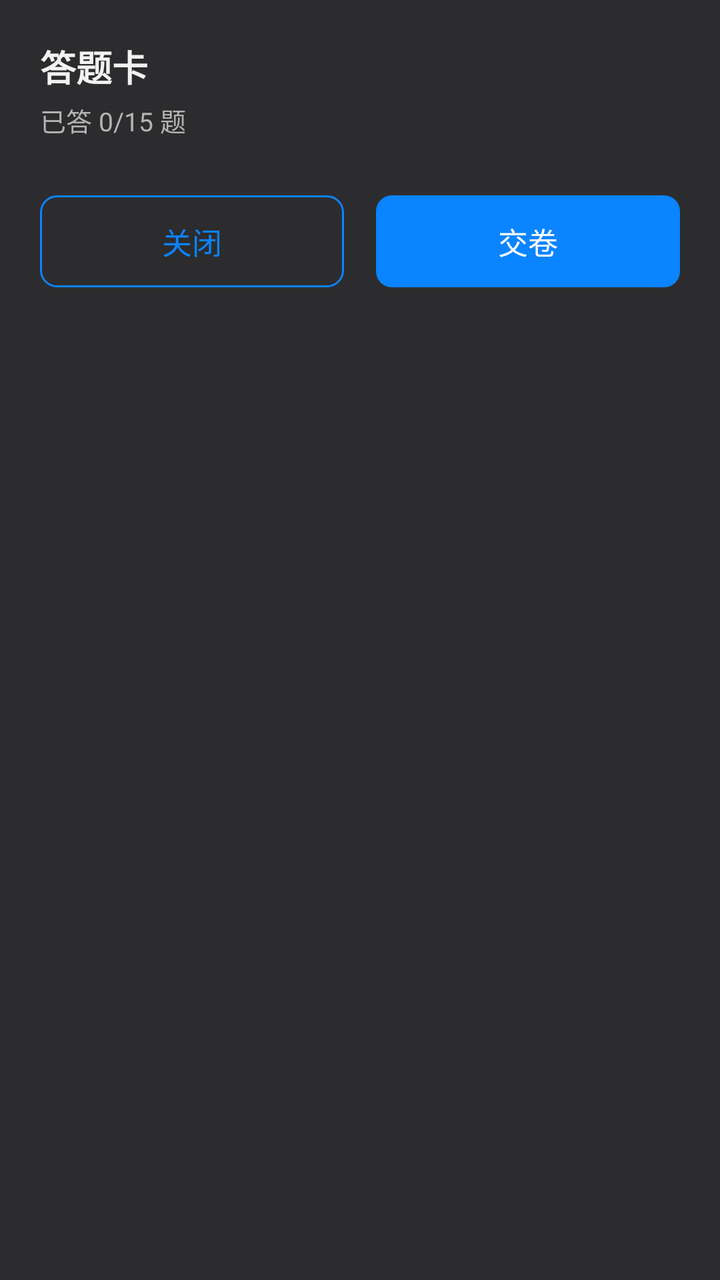
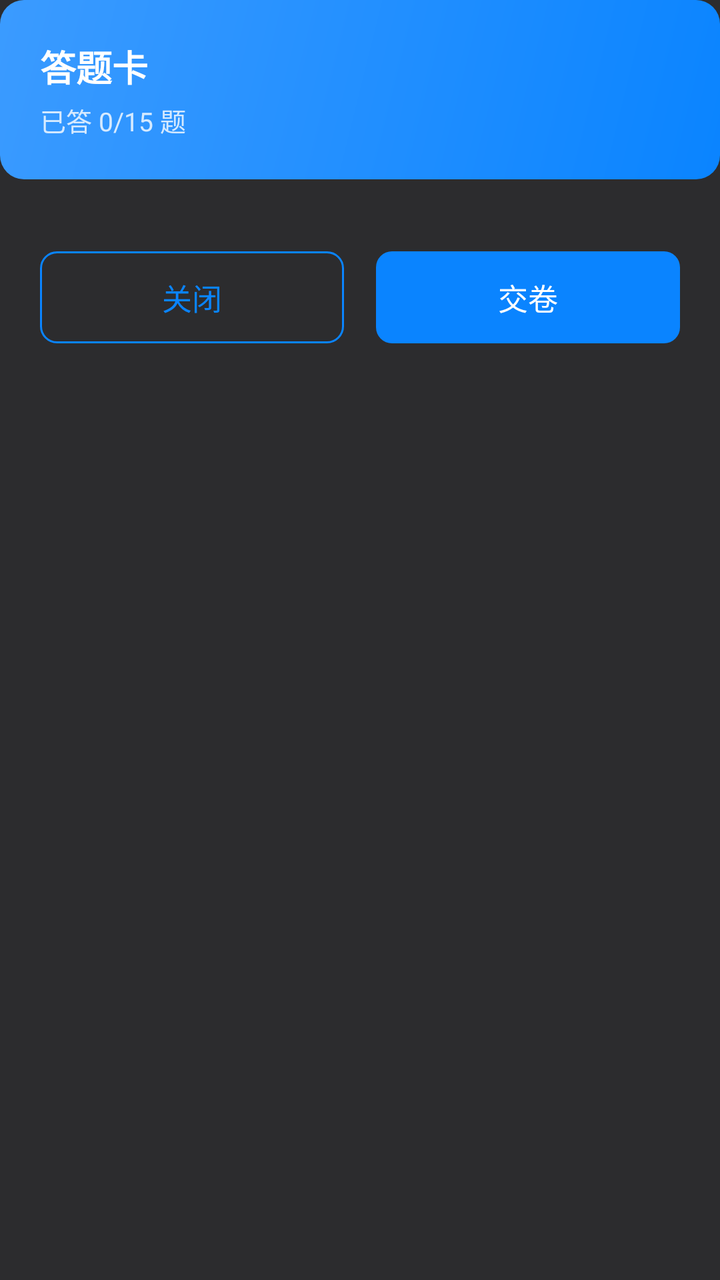

The first picture is an Android layout as it rendered before a commit; the second is the same layout after the commit. The layout source and the unified diff follow.
<!-- AndroidManifest.xml: application theme Theme.AlgoRobo -->
<!-- res/layout/dialog_answer_sheet.xml -->
<?xml version="1.0" encoding="utf-8"?>
<LinearLayout xmlns:android="http://schemas.android.com/apk/res/android" android:layout_width="match_parent" android:layout_height="wrap_content" android:orientation="vertical" android:padding="20dp" android:background="@color/card_bg">
<TextView android:layout_width="wrap_content" android:layout_height="wrap_content" android:text="答题卡" android:textSize="18sp" android:textStyle="bold" android:textColor="@color/text_main"/>
<TextView android:id="@+id/tvSheetProgress" android:layout_width="wrap_content" android:layout_height="wrap_content" android:layout_marginTop="4dp" android:text="已答 0/15 题" android:textSize="13sp" android:textColor="@color/text_sub"/>
<GridView android:id="@+id/gridSheet" android:layout_width="match_parent" android:layout_height="wrap_content" android:layout_marginTop="12dp" android:numColumns="5" android:verticalSpacing="10dp" android:horizontalSpacing="10dp" android:stretchMode="columnWidth"/>
<LinearLayout android:layout_width="match_parent" android:layout_height="wrap_content" android:layout_marginTop="16dp" android:orientation="horizontal">
<TextView android:id="@+id/btnSheetClose" android:layout_width="0dp" android:layout_height="46dp" android:layout_weight="1" android:layout_marginEnd="8dp" android:gravity="center" android:text="关闭" android:textSize="15sp" android:textColor="@color/primary" android:background="@drawable/bg_btn_outline"/>
<TextView android:id="@+id/btnSheetSubmit" android:layout_width="0dp" android:layout_height="46dp" android:layout_weight="1" android:layout_marginStart="8dp" android:gravity="center" android:text="交卷" android:textSize="15sp" android:textColor="@android:color/white" android:background="@drawable/bg_btn_primary"/>
</LinearLayout>
</LinearLayout>
<!-- resources referenced by this layout -->
<resources>
  <color name="card_bg">#2C2C2E</color>
  <color name="primary">#0A84FF</color>
  <color name="text_main">#F2F2F2</color>
  <color name="text_sub">#B3B3B3</color>
  <!-- drawable bg_btn_outline (drawable) -->
  <?xml version="1.0" encoding="utf-8"?>
  <shape xmlns:android="http://schemas.android.com/apk/res/android">
      <solid android:color="@color/card_bg" />
      <corners android:radius="8dp" />
      <stroke android:width="1dp" android:color="@color/primary" />
  </shape>
  <!-- drawable bg_btn_primary (drawable) -->
  <?xml version="1.0" encoding="utf-8"?>
  <shape xmlns:android="http://schemas.android.com/apk/res/android">
      <solid android:color="@color/primary" />
      <corners android:radius="8dp" />
  </shape>
  <style name="Theme.AlgoRobo" parent="Theme.AppCompat.DayNight.NoActionBar">
          <item name="colorPrimary">@color/primary</item>
          <item name="colorPrimaryDark">@color/primary_dark</item>
          <item name="colorAccent">@color/primary</item>
          <item name="android:windowBackground">@color/bg_page</item>
          <item name="android:navigationBarColor">@color/bg_page</item>
          <item name="android:windowLightStatusBar">false</item>
          <item name="android:windowLayoutInDisplayCutoutMode">shortEdges</item>
      </style>
  <color name="primary_dark">#0A84FF</color>
  <color name="bg_page">#1C1C1E</color>
</resources>

<!-- the commit's change to res/layout/dialog_answer_sheet.xml (unified diff, before → after) -->
@@ -1,10 +1,17 @@
 <?xml version="1.0" encoding="utf-8"?>
-<LinearLayout xmlns:android="http://schemas.android.com/apk/res/android" android:layout_width="match_parent" android:layout_height="wrap_content" android:orientation="vertical" android:padding="20dp" android:background="@color/card_bg">
-<TextView android:layout_width="wrap_content" android:layout_height="wrap_content" android:text="答题卡" android:textSize="18sp" android:textStyle="bold" android:textColor="@color/text_main"/>
-<TextView android:id="@+id/tvSheetProgress" android:layout_width="wrap_content" android:layout_height="wrap_content" android:layout_marginTop="4dp" android:text="已答 0/15 题" android:textSize="13sp" android:textColor="@color/text_sub"/>
-<GridView android:id="@+id/gridSheet" android:layout_width="match_parent" android:layout_height="wrap_content" android:layout_marginTop="12dp" android:numColumns="5" android:verticalSpacing="10dp" android:horizontalSpacing="10dp" android:stretchMode="columnWidth"/>
-<LinearLayout android:layout_width="match_parent" android:layout_height="wrap_content" android:layout_marginTop="16dp" android:orientation="horizontal">
-<TextView android:id="@+id/btnSheetClose" android:layout_width="0dp" android:layout_height="46dp" android:layout_weight="1" android:layout_marginEnd="8dp" android:gravity="center" android:text="关闭" android:textSize="15sp" android:textColor="@color/primary" android:background="@drawable/bg_btn_outline"/>
-<TextView android:id="@+id/btnSheetSubmit" android:layout_width="0dp" android:layout_height="46dp" android:layout_weight="1" android:layout_marginStart="8dp" android:gravity="center" android:text="交卷" android:textSize="15sp" android:textColor="@android:color/white" android:background="@drawable/bg_btn_primary"/>
+<LinearLayout xmlns:android="http://schemas.android.com/apk/res/android" android:layout_width="match_parent" android:layout_height="wrap_content" android:orientation="vertical" android:background="@color/card_bg">
+    
+    <LinearLayout android:layout_width="match_parent" android:layout_height="wrap_content" android:orientation="vertical" android:background="@drawable/bg_header_chalk" android:padding="20dp">
+        <TextView android:layout_width="wrap_content" android:layout_height="wrap_content" android:text="答题卡" android:textSize="18sp" android:textStyle="bold" android:textColor="@android:color/white"/>
+        <TextView android:id="@+id/tvSheetProgress" android:layout_width="wrap_content" android:layout_height="wrap_content" android:layout_marginTop="4dp" android:text="已答 0/15 题" android:textSize="13sp" android:textColor="@color/text_on_primary_70"/>
+    </LinearLayout>
+
+    
+    <LinearLayout android:layout_width="match_parent" android:layout_height="wrap_content" android:orientation="vertical" android:padding="20dp">
+        <GridView android:id="@+id/gridSheet" android:layout_width="match_parent" android:layout_height="wrap_content" android:numColumns="5" android:verticalSpacing="10dp" android:horizontalSpacing="10dp" android:stretchMode="columnWidth"/>
+        <LinearLayout android:layout_width="match_parent" android:layout_height="wrap_content" android:layout_marginTop="16dp" android:orientation="horizontal">
+            <TextView android:id="@+id/btnSheetClose" android:layout_width="0dp" android:layout_height="46dp" android:layout_weight="1" android:layout_marginEnd="8dp" android:gravity="center" android:text="关闭" android:textSize="15sp" android:textColor="@color/primary" android:background="@drawable/bg_btn_outline"/>
+            <TextView android:id="@+id/btnSheetSubmit" android:layout_width="0dp" android:layout_height="46dp" android:layout_weight="1" android:layout_marginStart="8dp" android:gravity="center" android:text="交卷" android:textSize="15sp" android:textColor="@android:color/white" android:background="@drawable/bg_btn_primary"/>
+        </LinearLayout>
+    </LinearLayout>
 </LinearLayout>
-</LinearLayout>
<!-- resource entries referenced after the edit -->
@@ -2,8 +2,7 @@
 <resources>
   <color name="card_bg">#2C2C2E</color>
   <color name="primary">#0A84FF</color>
-  <color name="text_main">#F2F2F2</color>
-  <color name="text_sub">#B3B3B3</color>
+  <color name="text_on_primary_70">#CCFFFFFF</color>
   <!-- drawable bg_btn_outline (drawable) -->
   <?xml version="1.0" encoding="utf-8"?>
   <shape xmlns:android="http://schemas.android.com/apk/res/android">
@@ -16,6 +15,12 @@
   <shape xmlns:android="http://schemas.android.com/apk/res/android">
       <solid android:color="@color/primary" />
       <corners android:radius="8dp" />
+  </shape>
+  <!-- drawable bg_header_chalk (drawable) -->
+  <?xml version="1.0" encoding="utf-8"?>
+  <shape xmlns:android="http://schemas.android.com/apk/res/android" android:shape="rectangle">
+      <gradient android:startColor="#0A84FF" android:endColor="#3B9BFF" android:angle="135" />
+      <corners android:radius="12dp" />
   </shape>
   <style name="Theme.AlgoRobo" parent="Theme.AppCompat.DayNight.NoActionBar">
           <item name="colorPrimary">@color/primary</item>
